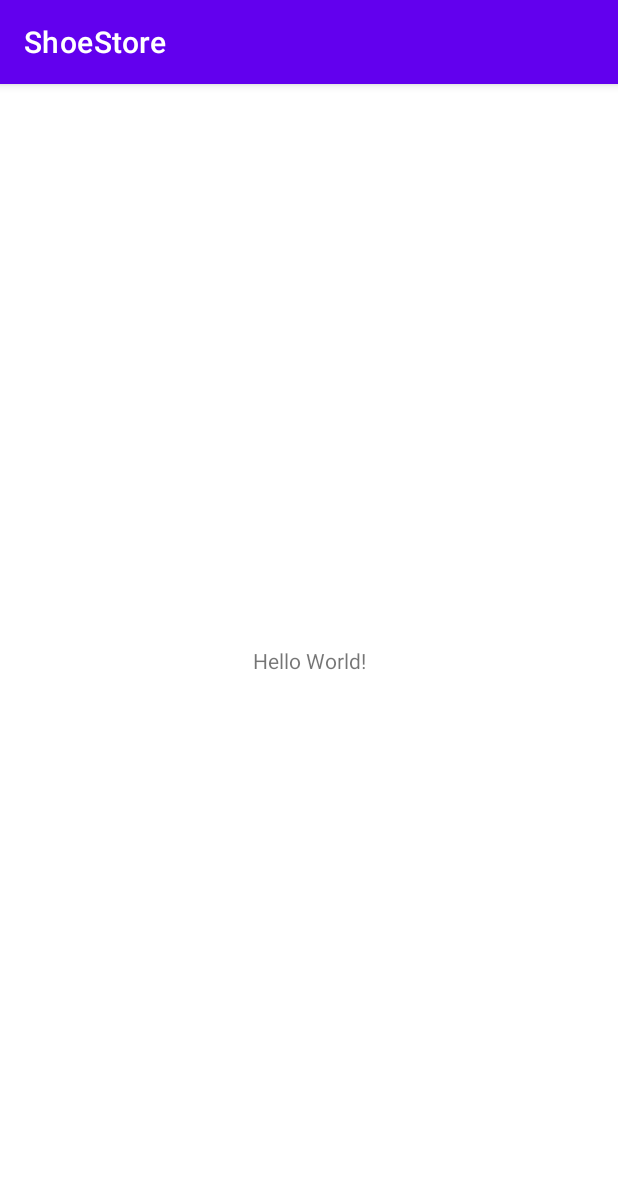
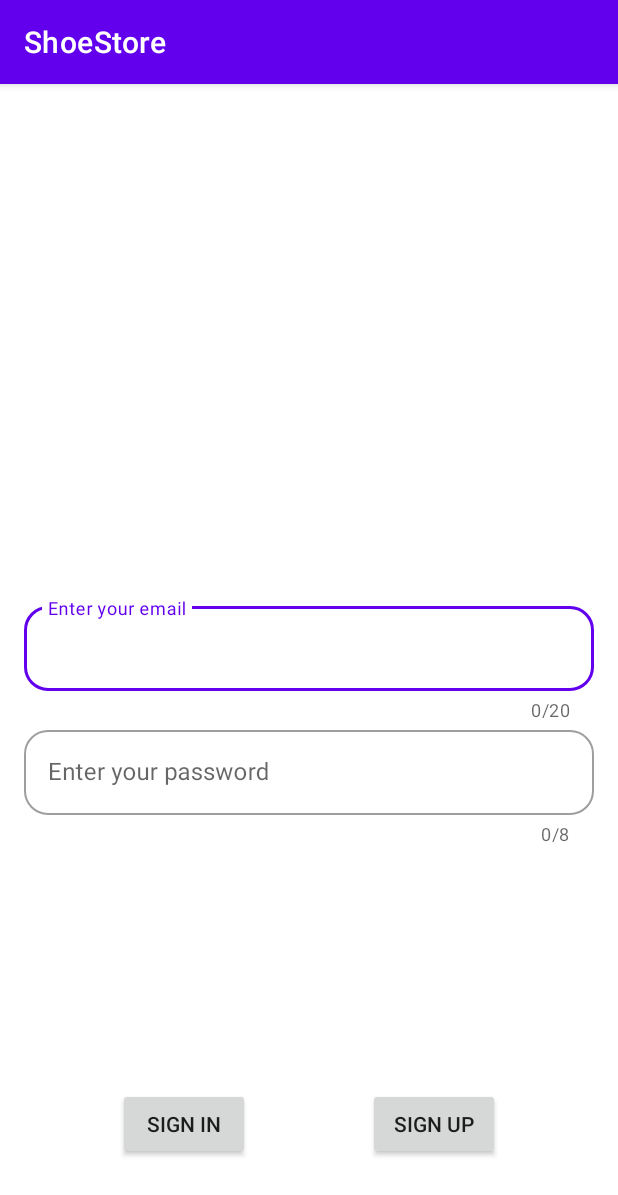
Before and after one commit to graffiti75/ShoeStoreInventoryApp, an Android app: the screen it shows after launch (MainActivity before the commit, LoginActivity after it), on a phone screen of 412 x 824 dp. Shown: the top 1195 px of the screen. Run offline under Robolectric (Android 15) with nearby library versions, the phone set to English and light mode, and no system bars.

Commit message:
Navigation xml file created - Login screen created

```diff
--- a/app/src/main/AndroidManifest.xml
+++ b/app/src/main/AndroidManifest.xml
@@ -13,7 +13,7 @@
         android:theme="@style/Theme.ShoeStore"
         tools:targetApi="31">
         <activity
-            android:name=".MainActivity"
+            android:name=".LoginActivity"
             android:exported="true">
             <intent-filter>
                 <action android:name="android.intent.action.MAIN" />
--- a/app/src/main/java/com/graffiti75/shoestore/MainActivity.kt
+++ b/app/src/main/java/com/graffiti75/shoestore/LoginActivity.kt
@@ -3,9 +3,12 @@ package com.graffiti75.shoestore
 import androidx.appcompat.app.AppCompatActivity
 import android.os.Bundle
 
-class MainActivity : AppCompatActivity() {
+/**
+ * https://www.section.io/engineering-education/how-is-textinputlayout-different-from-edittext/
+ */
+class LoginActivity : AppCompatActivity() {
     override fun onCreate(savedInstanceState: Bundle?) {
         super.onCreate(savedInstanceState)
-        setContentView(R.layout.activity_main)
+        setContentView(R.layout.activity_login)
     }
 }
--- /dev/null
+++ b/app/src/main/res/layout/activity_login.xml
@@ -0,0 +1,89 @@
+<?xml version="1.0" encoding="utf-8"?>
+<androidx.constraintlayout.widget.ConstraintLayout xmlns:android="http://schemas.android.com/apk/res/android"
+    xmlns:app="http://schemas.android.com/apk/res-auto"
+    xmlns:tools="http://schemas.android.com/tools"
+    android:layout_width="match_parent"
+    android:layout_height="match_parent"
+    tools:context=".LoginActivity">
+
+    <com.google.android.material.textfield.TextInputLayout
+        android:id="@+id/email__text_input_layout"
+        style="@style/Widget.MaterialComponents.TextInputLayout.OutlinedBox"
+        android:layout_width="match_parent"
+        android:layout_height="wrap_content"
+        android:layout_marginStart="16dp"
+        android:layout_marginEnd="16dp"
+        app:boxBackgroundMode="outline"
+        app:boxCornerRadiusBottomEnd="16dp"
+        app:boxCornerRadiusBottomStart="16dp"
+        app:boxCornerRadiusTopEnd="16dp"
+        app:boxCornerRadiusTopStart="16dp"
+        app:counterEnabled="true"
+        app:counterMaxLength="20"
+        app:layout_constraintBottom_toBottomOf="parent"
+        app:layout_constraintEnd_toEndOf="parent"
+        app:layout_constraintStart_toStartOf="parent"
+        app:layout_constraintTop_toTopOf="parent"
+        app:layout_constraintVertical_bias="0.5">
+
+        <com.google.android.material.textfield.TextInputEditText
+            android:id="@+id/email__input_edit_text"
+            android:layout_width="match_parent"
+            android:layout_height="wrap_content"
+            android:hint="@string/enter_your_email"
+            android:maxLength="20" />
+    </com.google.android.material.textfield.TextInputLayout>
+
+    <com.google.android.material.textfield.TextInputLayout
+        android:id="@+id/password__text_input_layout"
+        style="@style/Widget.MaterialComponents.TextInputLayout.OutlinedBox"
+        android:layout_width="match_parent"
+        android:layout_height="wrap_content"
+        android:layout_marginStart="16dp"
+        android:layout_marginEnd="16dp"
+        app:boxBackgroundMode="outline"
+        app:boxCornerRadiusBottomEnd="16dp"
+        app:boxCornerRadiusBottomStart="16dp"
+        app:boxCornerRadiusTopEnd="16dp"
+        app:boxCornerRadiusTopStart="16dp"
+        app:counterEnabled="true"
+        app:counterMaxLength="8"
+        app:layout_constraintEnd_toEndOf="parent"
+        app:layout_constraintStart_toStartOf="parent"
+        app:layout_constraintTop_toBottomOf="@+id/email__text_input_layout">
+
+        <com.google.android.material.textfield.TextInputEditText
+            android:id="@+id/password__input_edit_text"
+            android:layout_width="match_parent"
+            android:layout_height="wrap_content"
+            android:hint="@string/enter_your_password"
+            android:inputType="textPassword"
+            android:maxLength="8" />
+    </com.google.android.material.textfield.TextInputLayout>
+
+    <androidx.constraintlayout.widget.Guideline
+        android:id="@+id/guideline"
+        android:layout_width="wrap_content"
+        android:layout_height="wrap_content"
+        android:orientation="horizontal"
+        app:layout_constraintGuide_end="150dp" />
+
+    <androidx.appcompat.widget.AppCompatButton
+        android:id="@+id/sign_in__button"
+        android:layout_width="wrap_content"
+        android:layout_height="wrap_content"
+        android:text="@string/sign_in"
+        app:layout_constraintEnd_toEndOf="parent"
+        app:layout_constraintStart_toEndOf="@+id/sign_up__button"
+        app:layout_constraintTop_toTopOf="@+id/sign_up__button" />
+
+    <androidx.appcompat.widget.AppCompatButton
+        android:id="@+id/sign_up__button"
+        android:layout_width="wrap_content"
+        android:layout_height="wrap_content"
+        android:text="@string/sign_up"
+        app:layout_constraintBottom_toBottomOf="parent"
+        app:layout_constraintEnd_toStartOf="@+id/sign_in__button"
+        app:layout_constraintStart_toStartOf="parent"
+        app:layout_constraintTop_toTopOf="@+id/guideline" />
+</androidx.constraintlayout.widget.ConstraintLayout>
--- a/app/src/main/res/layout/activity_main.xml
+++ /dev/null
@@ -1,18 +0,0 @@
-<?xml version="1.0" encoding="utf-8"?>
-<androidx.constraintlayout.widget.ConstraintLayout xmlns:android="http://schemas.android.com/apk/res/android"
-    xmlns:app="http://schemas.android.com/apk/res-auto"
-    xmlns:tools="http://schemas.android.com/tools"
-    android:layout_width="match_parent"
-    android:layout_height="match_parent"
-    tools:context=".MainActivity">
-
-    <TextView
-        android:layout_width="wrap_content"
-        android:layout_height="wrap_content"
-        android:text="Hello World!"
-        app:layout_constraintBottom_toBottomOf="parent"
-        app:layout_constraintEnd_toEndOf="parent"
-        app:layout_constraintStart_toStartOf="parent"
-        app:layout_constraintTop_toTopOf="parent" />
-
-</androidx.constraintlayout.widget.ConstraintLayout>
--- /dev/null
+++ b/app/src/main/res/navigation/navigation.xml
@@ -0,0 +1,6 @@
+<?xml version="1.0" encoding="utf-8"?>
+<navigation xmlns:android="http://schemas.android.com/apk/res/android"
+    xmlns:app="http://schemas.android.com/apk/res-auto"
+    android:id="@+id/navigation">
+
+</navigation>
--- a/app/src/main/res/values/strings.xml
+++ b/app/src/main/res/values/strings.xml
@@ -1,3 +1,7 @@
 <resources>
     <string name="app_name">ShoeStore</string>
+    <string name="enter_your_email">Enter your email</string>
+    <string name="enter_your_password">Enter your password</string>
+    <string name="sign_in">Sign Up</string>
+    <string name="sign_up">Sign In</string>
 </resources>
```
Also changed, not shown: app/src/main/res/layout/activity_test.xml (added, +38 -0 lines).
